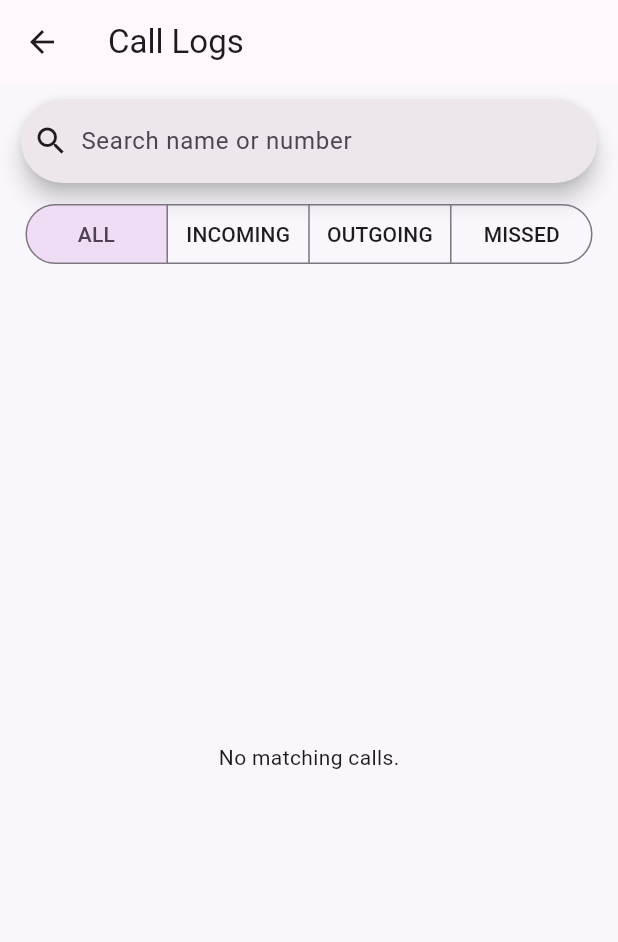
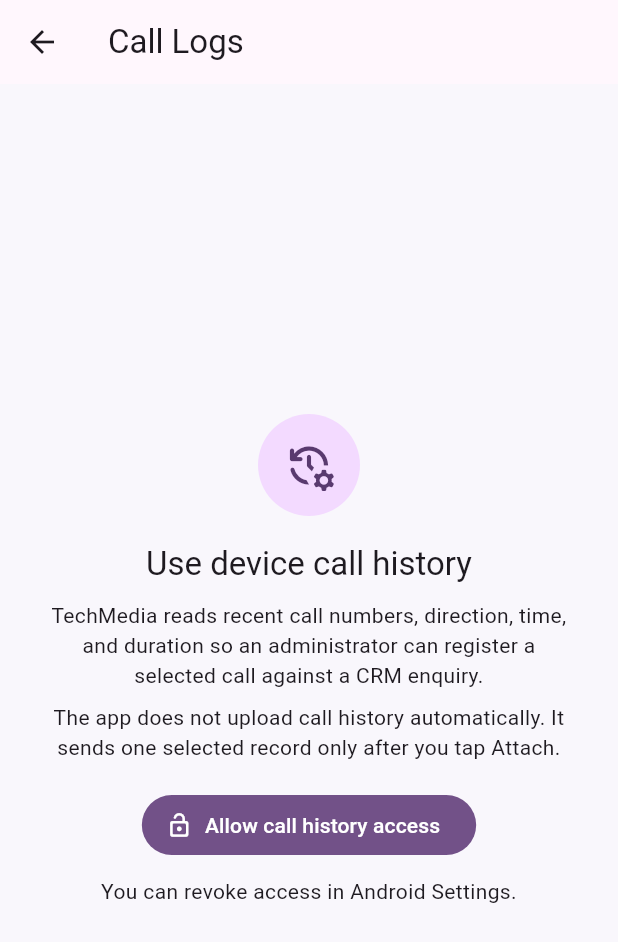
Before and after one commit to CODEXSUN/techmedia, a Flutter app: the AdminCallLogPage screen opened directly with empty values, on a phone screen of 412 x 824 dp. Shown: the top 942 px of the screen. Run offline on Flutter 3.47's test engine with Material 3 defaults, Android fonts, the light colour scheme and no system bars; our stand-ins replace flutter_svg; accounts and stored records are empty.

Commit message:
#86 - Android call log compatibility

```diff
--- a/apps/techmedia_flutter/lib/core/config/app_config.dart
+++ b/apps/techmedia_flutter/lib/core/config/app_config.dart
@@ -3,7 +3,7 @@ class AppConfig {
 
   static const appVersion = String.fromEnvironment(
     'TECHMEDIA_APP_VERSION',
-    defaultValue: '1.0.85',
+    defaultValue: '1.0.86',
   );
 
   static const apiUrl = 'https://app.techmedia.in/api/platform';
--- a/apps/techmedia_flutter/lib/core/platform/mobile_actions.dart
+++ b/apps/techmedia_flutter/lib/core/platform/mobile_actions.dart
@@ -22,6 +22,8 @@ class MobileActions {
 
   static Future<bool> photo() => _invoke('photo');
 
+  static Future<bool> openAppSettings() => _invoke('openAppSettings');
+
   static Future<List<Map<String, dynamic>>> callLogs() async {
     final rows = await _channel.invokeListMethod<dynamic>('callLogs') ?? [];
     return rows
--- a/apps/techmedia_flutter/lib/features/dashboard/admin_call_log_page.dart
+++ b/apps/techmedia_flutter/lib/features/dashboard/admin_call_log_page.dart
@@ -15,18 +15,27 @@ class AdminCallLogPage extends StatefulWidget {
 }
 
 class _AdminCallLogPageState extends State<AdminCallLogPage> {
-  late Future<List<_CallEntry>> _calls = _loadCalls();
+  Future<List<_CallEntry>>? _calls;
   var _filter = _CallFilter.all;
   var _query = '';
 
   @override
   Widget build(BuildContext context) {
+    final callsRequest = _calls;
     return Scaffold(
       appBar: AppBar(title: const Text('Call Logs')),
-      body: FutureBuilder<List<_CallEntry>>(
-        future: _calls,
+      body: callsRequest == null
+          ? _CallLogDisclosure(onContinue: _requestAccess)
+          : FutureBuilder<List<_CallEntry>>(
+              future: callsRequest,
               builder: (context, snapshot) {
-          if (snapshot.hasError) return _PermissionState(onRetry: _reload);
+                if (snapshot.hasError) {
+                  return _PermissionState(
+                    message: _callLogErrorMessage(snapshot.error),
+                    onRetry: _requestAccess,
+                    onOpenSettings: MobileActions.openAppSettings,
+                  );
+                }
                 if (!snapshot.hasData) {
                   return const Center(child: CircularProgressIndicator());
                 }
@@ -43,8 +52,9 @@ class _AdminCallLogPageState extends State<AdminCallLogPage> {
                           filter: _filter,
                           onFilterChanged: (filter) =>
                               setState(() => _filter = filter),
-                    onSearchChanged: (value) =>
-                        setState(() => _query = value.trim().toLowerCase()),
+                          onSearchChanged: (value) => setState(
+                            () => _query = value.trim().toLowerCase(),
+                          ),
                         ),
                       ),
                       if (calls.isEmpty)
@@ -62,10 +72,12 @@ class _AdminCallLogPageState extends State<AdminCallLogPage> {
                             itemBuilder: (context, index) => _CallLogCard(
                               entry: calls[index],
                               onCopy: () => _copy(calls[index].number),
-                        onSms: () => MobileActions.sms(calls[index].number),
+                              onSms: () =>
+                                  MobileActions.sms(calls[index].number),
                               onWhatsApp: () => _openWhatsApp(calls[index]),
                               onAttach: () => _attachToEnquiry(calls[index]),
-                        onCall: () => MobileActions.call(calls[index].number),
+                              onCall: () =>
+                                  MobileActions.call(calls[index].number),
                             ),
                           ),
                         ),
@@ -77,6 +89,10 @@ class _AdminCallLogPageState extends State<AdminCallLogPage> {
     );
   }
 
+  Future<void> _requestAccess() async {
+    setState(() => _calls = _loadCalls());
+  }
+
   Future<List<_CallEntry>> _loadCalls() async {
     final rows = await MobileActions.callLogs();
     return rows.map(_CallEntry.fromPlatform).toList();
@@ -84,7 +100,7 @@ class _AdminCallLogPageState extends State<AdminCallLogPage> {
 
   Future<void> _reload() async {
     setState(() => _calls = _loadCalls());
-    await _calls;
+    await _calls!;
   }
 
   bool _matchesSearch(_CallEntry entry) {
@@ -361,10 +377,64 @@ class _DurationBadge extends StatelessWidget {
   );
 }
 
+class _CallLogDisclosure extends StatelessWidget {
+  const _CallLogDisclosure({required this.onContinue});
+
+  final Future<void> Function() onContinue;
+
+  @override
+  Widget build(BuildContext context) => Center(
+    child: SingleChildScrollView(
+      padding: const EdgeInsets.all(28),
+      child: Column(
+        mainAxisSize: MainAxisSize.min,
+        children: [
+          const CircleAvatar(
+            radius: 34,
+            child: Icon(Icons.manage_history_rounded, size: 34),
+          ),
+          const SizedBox(height: 18),
+          Text(
+            'Use device call history',
+            style: Theme.of(context).textTheme.titleLarge,
+          ),
+          const SizedBox(height: 10),
+          const Text(
+            'TechMedia reads recent call numbers, direction, time, and duration so an administrator can register a selected call against a CRM enquiry.',
+            textAlign: TextAlign.center,
+          ),
+          const SizedBox(height: 8),
+          const Text(
+            'The app does not upload call history automatically. It sends one selected record only after you tap Attach.',
+            textAlign: TextAlign.center,
+          ),
+          const SizedBox(height: 18),
+          FilledButton.icon(
+            onPressed: onContinue,
+            icon: const Icon(Icons.lock_open_rounded),
+            label: const Text('Allow call history access'),
+          ),
+          const SizedBox(height: 10),
+          const Text(
+            'You can revoke access in Android Settings.',
+            textAlign: TextAlign.center,
+          ),
+        ],
+      ),
+    ),
+  );
+}
+
 class _PermissionState extends StatelessWidget {
-  const _PermissionState({required this.onRetry});
+  const _PermissionState({
+    required this.message,
+    required this.onRetry,
+    required this.onOpenSettings,
+  });
 
+  final String message;
   final Future<void> Function() onRetry;
+  final Future<bool> Function() onOpenSettings;
 
   @override
   Widget build(BuildContext context) => Center(
@@ -375,14 +445,15 @@ class _PermissionState extends StatelessWidget {
         children: [
           const Icon(Icons.call_outlined, size: 42),
           const SizedBox(height: 12),
-          const Text(
-            'Allow call log access to view device calls.',
-            textAlign: TextAlign.center,
-          ),
+          Text(message, textAlign: TextAlign.center),
           const SizedBox(height: 14),
           FilledButton.tonal(
             onPressed: onRetry,
-            child: const Text('Try again'),
+            child: const Text('Request again'),
+          ),
+          TextButton(
+            onPressed: onOpenSettings,
+            child: const Text('Open Android Settings'),
           ),
         ],
       ),
@@ -469,3 +540,13 @@ enum _CallFilter {
 }
 
 String _digits(String value) => value.replaceAll(RegExp(r'\D'), '');
+
+String _callLogErrorMessage(Object? error) {
+  if (error is PlatformException && error.code == 'unsupported_device') {
+    return 'This device does not provide telephone call history.';
+  }
+  if (error is PlatformException && error.code == 'restricted_permission') {
+    return 'Android blocked this hard-restricted permission. Install the approved enterprise build through a managed installer.';
+  }
+  return 'Android did not grant call history access. You can request access again or review the app permission in Settings.';
+}
--- a/apps/techmedia_flutter/lib/features/dashboard/dashboard_page.dart
+++ b/apps/techmedia_flutter/lib/features/dashboard/dashboard_page.dart
@@ -203,7 +203,7 @@ class _DashboardPageState extends State<DashboardPage> {
                   leading: const Icon(Icons.system_update_alt_rounded),
                   title: const Text('Check for updates'),
                   subtitle: const Text(
-                    "Version ${String.fromEnvironment('TECHMEDIA_APP_VERSION', defaultValue: '1.0.85')}",
+                    "Version ${String.fromEnvironment('TECHMEDIA_APP_VERSION', defaultValue: '1.0.86')}",
                   ),
                   onTap: widget.onCheckForUpdate == null
                       ? null
--- a/apps/techmedia_flutter/pubspec.yaml
+++ b/apps/techmedia_flutter/pubspec.yaml
@@ -16,7 +16,7 @@ publish_to: 'none' # Remove this line if you wish to publish to pub.dev
 # https://developer.apple.com/library/archive/documentation/General/Reference/InfoPlistKeyReference/Articles/CoreFoundationKeys.html
 # In Windows, build-name is used as the major, minor, and patch parts
 # of the product and file versions while build-number is used as the build suffix.
-version: 1.0.85+85
+version: 1.0.86+86
 environment:
   sdk: ^3.13.1
 
--- a/package.json
+++ b/package.json
@@ -1,6 +1,6 @@
 {
   "name": "techmedia",
-  "version": "1.0.85",
+  "version": "1.0.86",
   "private": true,
   "packageManager": "npm@12.0.2",
   "description": "techmedia orchestrator",
--- a/packages/framework/package.json
+++ b/packages/framework/package.json
@@ -1,6 +1,6 @@
 {
   "name": "@codexsun/framework",
-  "version": "1.0.85",
+  "version": "1.0.86",
   "private": true,
   "description": "TechMedia-owned framework runtime and stable application contracts",
   "type": "module",
--- a/packages/ui/package.json
+++ b/packages/ui/package.json
@@ -1,6 +1,6 @@
 {
   "name": "@codexsun/ui",
-  "version": "1.0.85",
+  "version": "1.0.86",
   "private": true,
   "description": "TechMedia-owned design system and workspace primitives",
   "type": "module",
--- a/src/platform/api/package.json
+++ b/src/platform/api/package.json
@@ -1,6 +1,6 @@
 {
   "name": "@techmedia/platform-api",
-  "version": "1.0.85",
+  "version": "1.0.86",
   "private": true,
   "type": "module",
   "scripts": {
@@ -10,7 +10,7 @@
     "test": "tsx --test test/*.test.ts"
   },
   "dependencies": {
-    "@codexsun/framework": "1.0.85",
+    "@codexsun/framework": "1.0.86",
     "@fastify/websocket": "^11.3.0",
     "@fastify/multipart": "^10.1.1",
     "@aws-sdk/client-s3": "^3.864.0",
```
Also changed, not shown: package-lock.json, 7 other files. Lines whose indentation alone changed are shown as unchanged.
